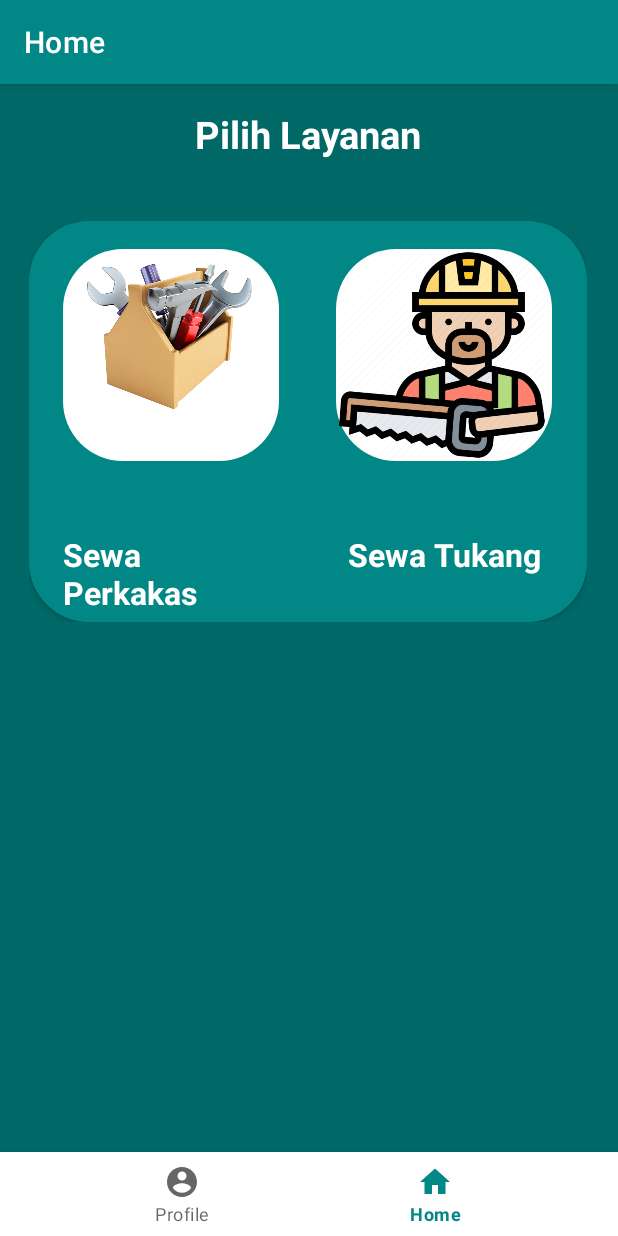
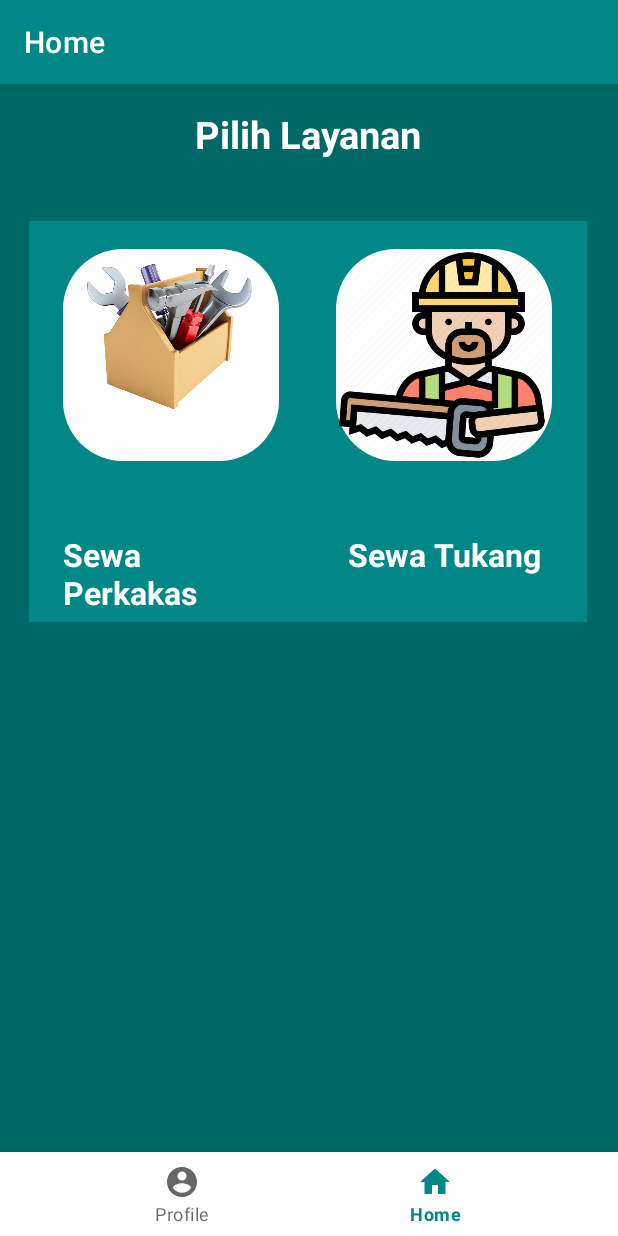
Before and after one commit to mfachru/Project-TAM-Kelompok5, an Android app: the HomeFragment screen opened through its navigation route, on a phone screen of 412 x 824 dp. Run offline under Robolectric (Android 15) with nearby library versions, the light colour scheme and no system bars; our stand-ins replace navigation-ui.

Commit message:
btn_shape2

```diff
--- a/LocalTools/app/src/main/res/drawable/btn_shape2.xml
+++ b/LocalTools/app/src/main/res/drawable/btn_shape2.xml
@@ -2,10 +2,7 @@
 <shape xmlns:android="http://schemas.android.com/apk/res/android">
     <solid android:color="#DADADA" />
     <corners
-        android:bottomRightRadius="40dp"
-        android:bottomLeftRadius="40dp"
-        android:topLeftRadius="40dp"
-        android:topRightRadius="40dp"
+
 
         />
 
```
